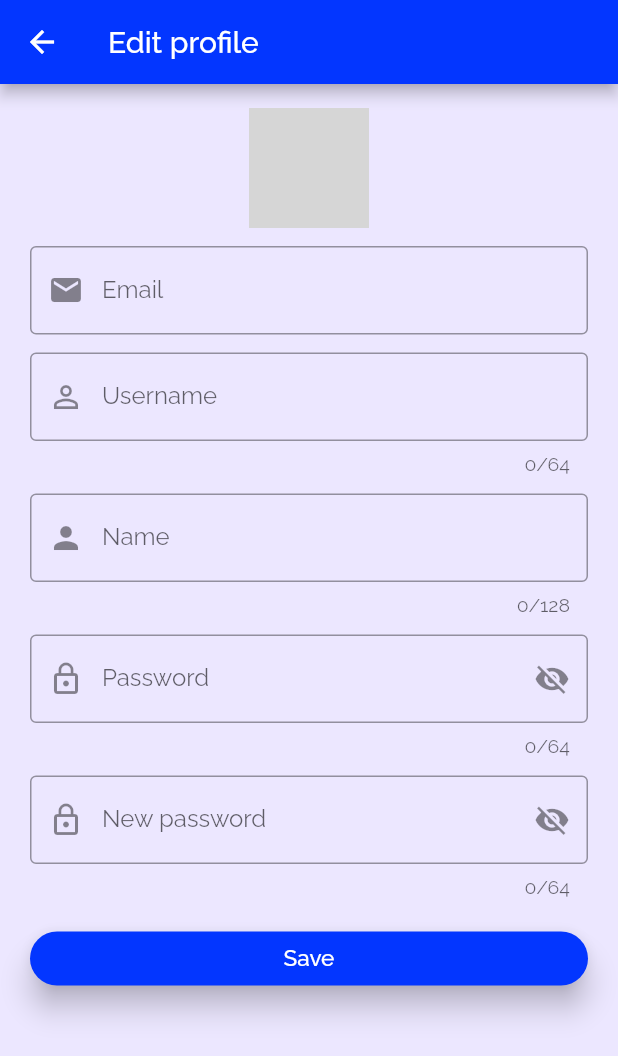
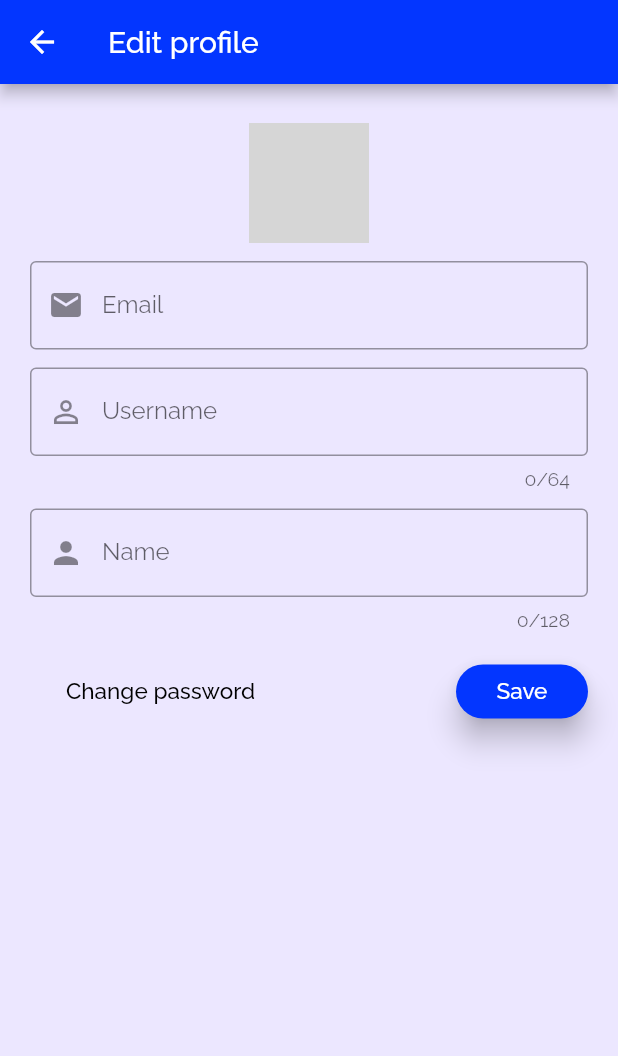
Before and after one commit to valentinvstoyanov/challenger-app, a Flutter app: the EditProfilePage screen opened directly, on a phone screen of 412 x 824 dp. Shown: the top 1056 px of the screen. Run offline on Flutter 3.47's test engine with Material 2 defaults, Android fonts, the phone set to English and light mode, and no system bars; our stand-ins replace fluttertoast, google_fonts, shared_preferences; accounts and stored records are empty; network calls fail; grey boxes are pictures that could not be loaded.

Commit message:
Add change password ui screen

```diff
--- a/challenger/lib/user/edit_profile.dart
+++ b/challenger/lib/user/edit_profile.dart
@@ -1,5 +1,6 @@
 import 'dart:developer' as dev;
 
+import 'package:challenger/user/change_password.dart';
 import 'package:challenger/user/domain/user.dart';
 import 'package:challenger/user/domain/user_api.dart';
 import 'package:challenger/user/validator.dart';
@@ -18,29 +19,11 @@ class _EditProfilePageState extends State<EditProfilePage> {
   final _emailController = TextEditingController();
   final _usernameController = TextEditingController();
   final _nameController = TextEditingController();
-  final _oldPasswordController = TextEditingController();
-  final _newPasswordController = TextEditingController();
   final _formKey = GlobalKey<FormState>();
-  var _isNewPasswordVisible = false;
-  var _isOldPasswordVisible = false;
   var _isProgressing = false;
   String _emailError;
   String _usernameError;
   String _nameError;
-  String _newPasswordError;
-  String _oldPasswordError;
-
-  _toggleOldPasswordVisibility() {
-    setState(() {
-      _isOldPasswordVisible = !_isOldPasswordVisible;
-    });
-  }
-
-  _toggleNewPasswordVisibility() {
-    setState(() {
-      _isNewPasswordVisible = !_isNewPasswordVisible;
-    });
-  }
 
   _toggleProgress() {
     setState(() {
@@ -48,24 +31,8 @@ class _EditProfilePageState extends State<EditProfilePage> {
     });
   }
 
-  IconButton _newPasswordVisibilityIcon() {
-    return IconButton(
-      icon: Icon(_isNewPasswordVisible ? Icons.visibility : Icons.visibility_off),
-      onPressed: _toggleOldPasswordVisibility,
-    );
-  }
-
-  IconButton _oldPasswordVisibilityIcon() {
-    return IconButton(
-      icon: Icon(_isOldPasswordVisible ? Icons.visibility : Icons.visibility_off),
-      onPressed: _toggleOldPasswordVisibility,
-    );
-  }
-
   Widget _editButtonChild() {
-    return _isProgressing
-        ? CircularProgressIndicator()
-        : Text("Save");
+    return _isProgressing ? CircularProgressIndicator() : Text("Save");
   }
 
   _handleError(e, stackTrace) {
@@ -83,7 +50,7 @@ class _EditProfilePageState extends State<EditProfilePage> {
             child: Form(
                 key: _formKey,
                 child: ListView(
-                  padding: EdgeInsets.symmetric(horizontal: 20.0),
+                  padding: EdgeInsets.symmetric(horizontal: 20.0, vertical: 10.0),
                   children: <Widget>[
                     Padding(
                       padding: EdgeInsets.only(top: 16.0),
@@ -129,35 +96,16 @@ class _EditProfilePageState extends State<EditProfilePage> {
                       validator: validateName,
                       maxLength: 128,
                     ),
-                    SizedBox(height: 12.0,),
-                    TextFormField(
-                      obscureText: !_isOldPasswordVisible,
-                      controller: _oldPasswordController,
-                      decoration: InputDecoration(
-                          labelText: "Password",
-                          errorText: _oldPasswordError,
-                          border: OutlineInputBorder(),
-                          prefixIcon: Icon(Icons.lock_outline),
-                          suffixIcon: _oldPasswordVisibilityIcon()
+                    SizedBox(height: 16.0,),
+                    Row(
+                      mainAxisAlignment: MainAxisAlignment.spaceBetween,
+                      children: <Widget>[
+                        FlatButton(
+                          child: Text("Change password"),
+                          onPressed: () {
+                            Navigator.push(context, MaterialPageRoute(builder: (context) => ChangePasswordPage()));
+                          },
                         ),
-                      validator: validatePassword,
-                      maxLength: 64,
-                    ),
-                    SizedBox(height: 12.0,),
-                    TextFormField(
-                      obscureText: !_isNewPasswordVisible,
-                      controller: _newPasswordController,
-                      decoration: InputDecoration(
-                          labelText: "New password",
-                          errorText: _newPasswordError,
-                          border: OutlineInputBorder(),
-                          prefixIcon: Icon(Icons.lock_outline),
-                          suffixIcon: _oldPasswordVisibilityIcon()
-                      ),
-                      validator: validatePassword,
-                      maxLength: 64,
-                    ),
-                    SizedBox(height: 16.0,),
                         RaisedButton(
                             child: _editButtonChild(),
                             elevation: 8.0,
@@ -167,7 +115,8 @@ class _EditProfilePageState extends State<EditProfilePage> {
                               }
                             }
                         ),
-                    SizedBox(height: 10.0),
+                      ],
+                    ),
                   ],
                 )
             )
```
Also changed, not shown: challenger/lib/user/change_password.dart (added, +121 -0 lines). Lines whose indentation alone changed are shown as unchanged.
